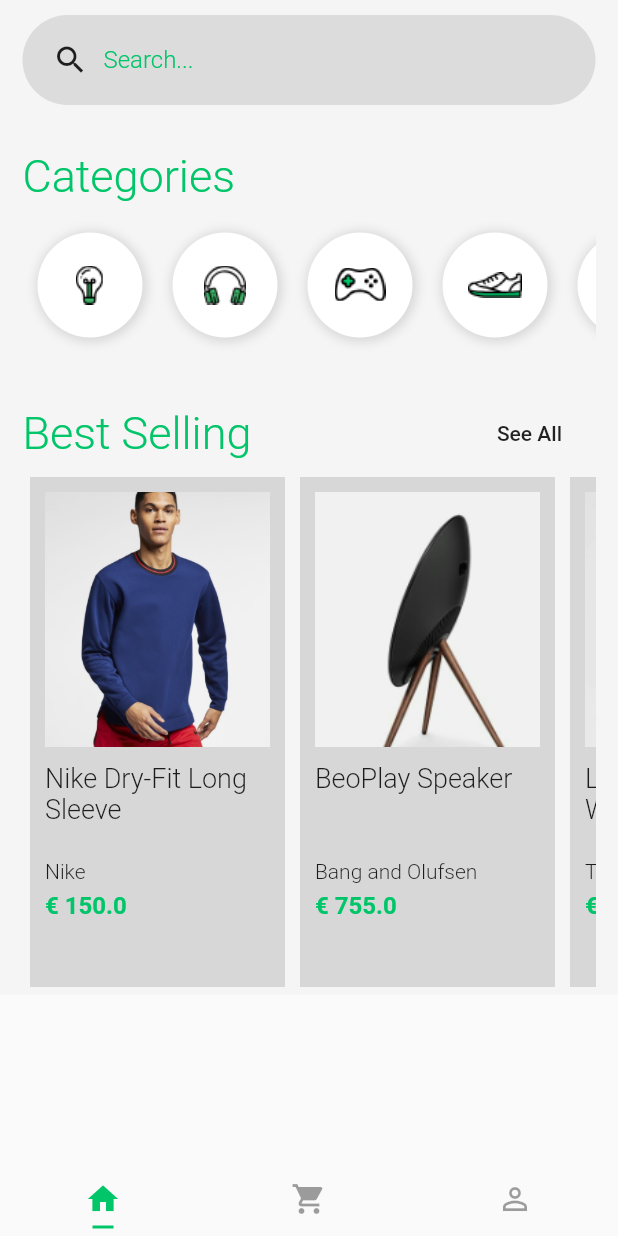
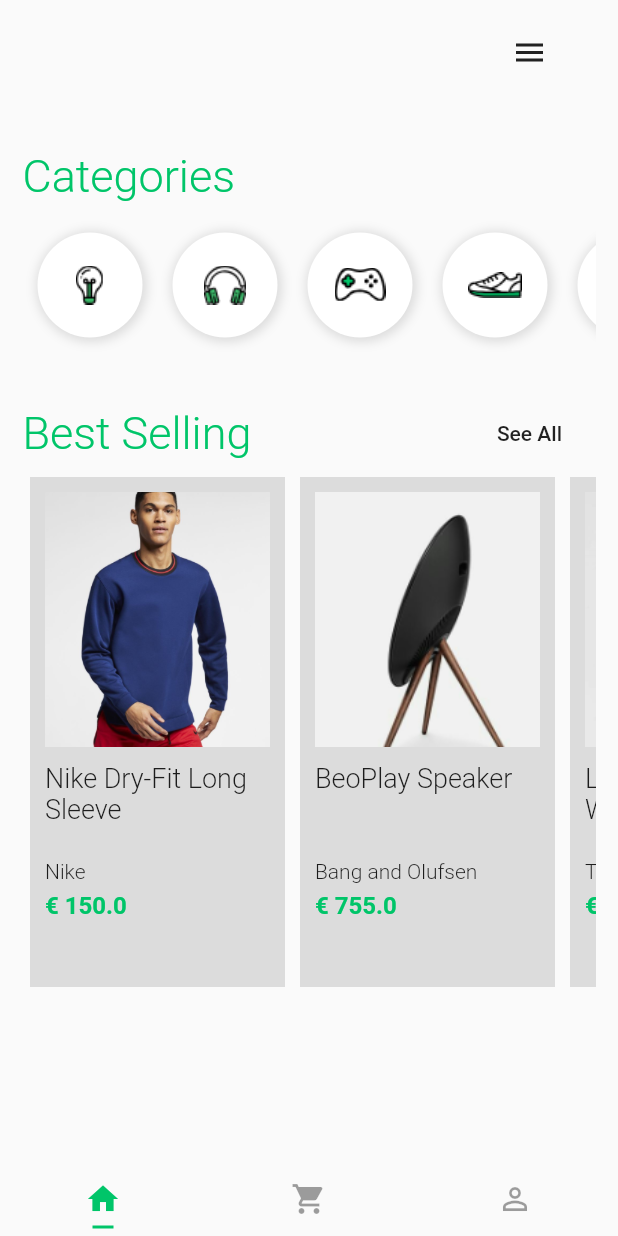
Before and after one commit to MonsterOfCode/MINE-Flutter-course, a Flutter app: the screen it shows after launch, on a phone screen of 412 x 824 dp. Run offline on Flutter 3.47's test engine with Material 2 defaults, Android fonts, the phone set to English and light mode, and no system bars; our stand-ins replace cloud_firestore, firebase_auth, firebase_storage, flutter_masked_text, google_sign_in, image_picker and 4 more; accounts and stored records are empty.

Commit message:
feat(Layouts): Themes and animations

```diff
--- a/shopping/lib/main.dart
+++ b/shopping/lib/main.dart
@@ -1,7 +1,6 @@
 import 'package:flutter/material.dart';
-import 'package:layouts/screens/cart-screen.dart';
-import 'package:layouts/screens/home.screen.dart';
-import 'package:layouts/screens/login.screen.dart';
+import 'package:layouts/themes/dark-yellow.theme.dart';
+import 'package:layouts/themes/dark.theme.dart';
 import 'package:layouts/themes/light.theme.dart';
 import 'package:layouts/widgets/tabs.widget.dart';
 
--- a/shopping/lib/screens/home.screen.dart
+++ b/shopping/lib/screens/home.screen.dart
@@ -16,7 +16,6 @@
           child: Container(
             padding: EdgeInsets.only(left: 15, right: 15),
             width: double.infinity,
-            color: Color(0xFFF5F5F5),
             child: Column(
               crossAxisAlignment: CrossAxisAlignment.stretch,
               children: [
--- /dev/null
+++ b/shopping/lib/widgets/animated_input.widget.dart
@@ -0,0 +1,85 @@
+import 'package:flutter/material.dart';
+
+class AnimatedInput extends StatelessWidget {
+  final AnimationController controller;
+  final Animation<double> containerOpactiyAnim;
+  final Animation<double> containerSizeAnim;
+  final Animation<double> containerBorderRadiusAnim;
+  final Animation<Color> containerColorAnim;
+
+  AnimatedInput({this.controller})
+      : containerOpactiyAnim = Tween(begin: 0.0, end: 1.0).animate(
+          CurvedAnimation(
+            parent: controller,
+            curve: Interval(0.7, 0.9),
+          ),
+        ),
+        containerSizeAnim = Tween(begin: 60.0, end: 280.0).animate(
+          CurvedAnimation(
+            parent: controller,
+            curve: Interval(0.2, 0.3),
+          ),
+        ),
+        containerBorderRadiusAnim = Tween(begin: 0.0, end: 30.0).animate(
+          CurvedAnimation(
+            parent: controller,
+            curve: Interval(0.25, 0.4),
+          ),
+        ),
+        containerColorAnim = ColorTween(
+          begin: Colors.white.withOpacity(0),
+          end: Colors.black12,
+        ).animate(
+          CurvedAnimation(
+            parent: controller,
+            curve: Interval(0.0, 0.25),
+          ),
+        );
+
+  @override
+  Widget build(BuildContext context) {
+    return AnimatedBuilder(animation: controller, builder: _animated);
+  }
+
+  Widget _animated(context, child) {
+    return Container(
+      height: 60,
+      decoration: BoxDecoration(
+        color: containerColorAnim.value,
+        borderRadius: BorderRadius.all(
+          Radius.circular(containerBorderRadiusAnim.value),
+        ),
+      ),
+      margin: EdgeInsets.all(5),
+      width: containerSizeAnim.value,
+      child: Opacity(
+        opacity: containerOpactiyAnim.value,
+        child: Row(
+          children: [
+            SizedBox(width: 20),
+            Icon(Icons.search),
+            SizedBox(width: 20),
+            Container(
+              width: 150,
+              child: TextFormField(
+                keyboardType: TextInputType.text,
+                decoration: InputDecoration(
+                  border: InputBorder.none,
+                  labelText: "Search...",
+                  labelStyle: TextStyle(
+                      color: Theme.of(context).primaryColor,
+                      fontWeight: FontWeight.w300,
+                      fontSize: 16),
+                ),
+                style: TextStyle(
+                  fontSize: 20,
+                  color: Theme.of(context).primaryColor,
+                ),
+              ),
+            )
+          ],
+        ),
+      ),
+    );
+  }
+}
--- a/shopping/lib/widgets/products/product_item.widget.dart
+++ b/shopping/lib/widgets/products/product_item.widget.dart
@@ -38,13 +38,15 @@
                   ),
                 );
               },
+              child: Hero(
+                tag: image,
                 child: Image.asset(
                   image,
                   width: 170,
                   height: 170,
                   fit: BoxFit.cover,
                 ),
-          ),
+              )),
           SizedBox(height: 10),
           Container(
             height: 60,
@@ -70,7 +72,7 @@
             style: TextStyle(
                 fontSize: 16,
                 fontWeight: FontWeight.bold,
-                color: Color(0xFF00C569)),
+                color: Theme.of(context).primaryColor),
           ),
         ],
       ),
--- a/shopping/lib/widgets/search.widget.dart
+++ b/shopping/lib/widgets/search.widget.dart
@@ -1,44 +1,51 @@
 import 'package:flutter/material.dart';
+import 'package:layouts/widgets/animated_input.widget.dart';
 
-class SearchWidget extends StatelessWidget {
+class SearchWidget extends StatefulWidget {
+  @override
+  _SearchWidgetState createState() => _SearchWidgetState();
+}
+
+class _SearchWidgetState extends State<SearchWidget>
+    with SingleTickerProviderStateMixin {
+  bool menuOpened = false;
+  AnimationController _controller;
+
+  @override
+  void initState() {
+    _controller = new AnimationController(
+      vsync: this,
+      duration: Duration(seconds: 1),
+    );
+    super.initState();
+  }
+
+  @override
+  void dispose() {
+    _controller.dispose();
+    super.dispose();
+  }
+
   @override
   Widget build(BuildContext context) {
-    return Container(
-      margin: EdgeInsets.only(top: 10),
-      height: 60,
-      padding: EdgeInsets.only(left: 20),
-      decoration: BoxDecoration(
-        color: Colors.black.withOpacity(0.1),
-        borderRadius: BorderRadius.all(
-          Radius.circular(128),
+    return Row(
+      mainAxisAlignment: MainAxisAlignment.spaceBetween,
+      children: [
+        AnimatedInput(
+          controller: _controller,
         ),
-      ),
-      child: Row(
-        children: <Widget>[
-          Icon(Icons.search),
-          Flexible(
-            child: Container(
-              padding: EdgeInsets.only(left: 10),
-              child: TextFormField(
-                keyboardType: TextInputType.text,
-                decoration: InputDecoration(
-                  border: InputBorder.none,
-                  labelText: "Search...",
-                  labelStyle: TextStyle(
-                    color: Theme.of(context).primaryColor,
-                    fontWeight: FontWeight.w300,
-                    fontSize: 16,
-                  ),
-                ),
-                style: TextStyle(
-                  fontSize: 20,
-                  color: Theme.of(context).primaryColor,
-                ),
-              ),
-            ),
+        FlatButton(
+          onPressed: () {
+            !menuOpened ? _controller.forward() : _controller.reverse();
+            menuOpened ^= true;
+          },
+          child: AnimatedIcon(
+            icon: AnimatedIcons.menu_close,
+            progress: _controller,
+            semanticLabel: "Open Menu",
           ),
-        ],
-      ),
+        )
+      ],
     );
   }
 }
```
Also changed, not shown: shopping/lib/screens/login.screen.dart (+33 -6 lines), shopping/lib/screens/product.screen.dart (+9 -7 lines), shopping/lib/themes/dark-yellow.theme.dart (+5 -32 lines), shopping/lib/themes/dark.theme.dart (+5 -32 lines), shopping/pubspec.yaml (+7 -0 lines), shopping/assets/icon/icon.png (renamed from shopping/icon/icon.png), shopping/pubspec.lock, 20 other files. Lines whose indentation alone changed are shown as unchanged.
